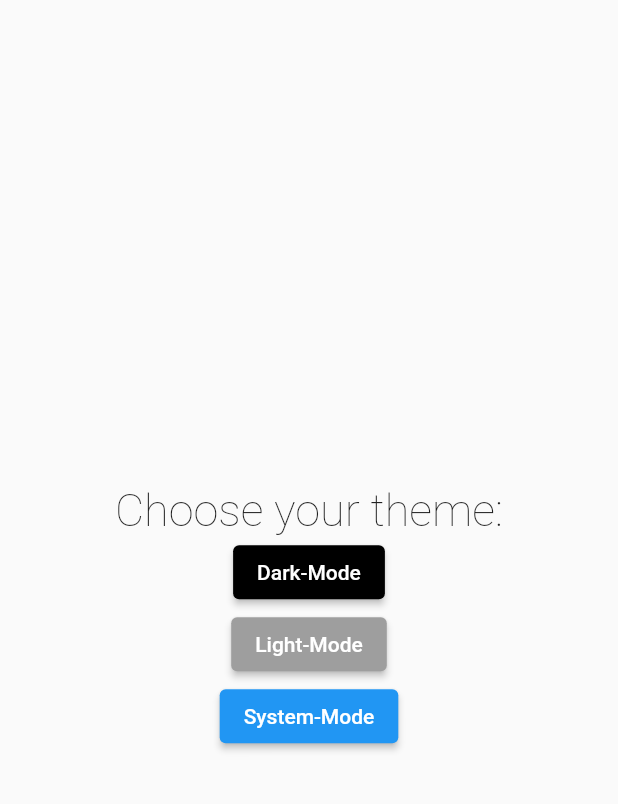
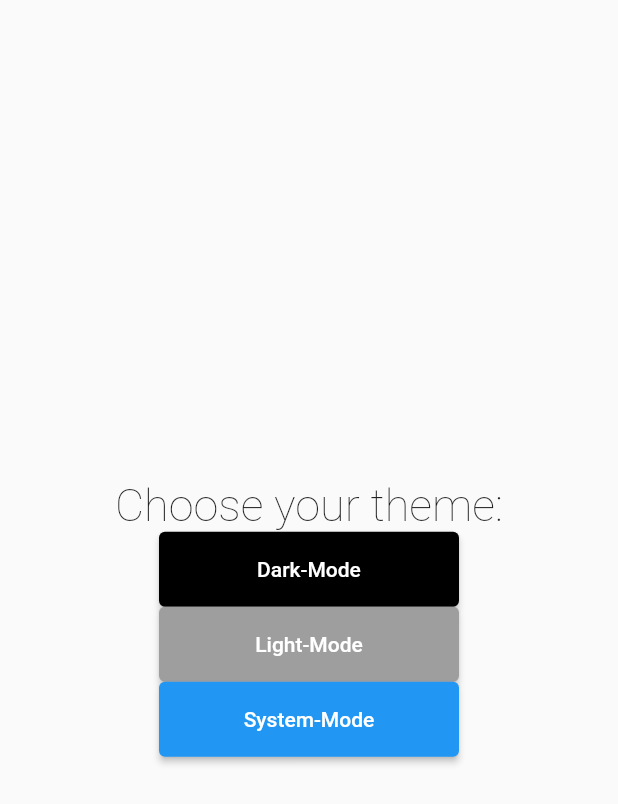
Before and after one commit to BogyMitutoyoCTL/Checklisten-App-2022.1, a Flutter app: the ChooseTheme screen opened directly, on a phone screen of 412 x 824 dp. Shown: the top 804 px of the screen. Run offline on Flutter 3.47's test engine with Material 2 defaults, Android fonts, the phone set to English and light mode, and no system bars.

Commit message:
Größe der Knöpfe verbessert.

```diff
--- a/Source/lib/ChooseTheme.dart
+++ b/Source/lib/ChooseTheme.dart
@@ -15,7 +15,9 @@ class _ChooseThemeState extends State<ChooseTheme> {
         body: Row(
       mainAxisAlignment: MainAxisAlignment.center,
       children: [
-        Column(mainAxisAlignment: MainAxisAlignment.center, children: [
+        Padding(
+          padding: const EdgeInsets.only(left: 50, right: 50),
+          child: Column(mainAxisAlignment: MainAxisAlignment.center, children: [
             Text(
               "Choose your theme:",
               style: TextStyle(
@@ -24,29 +26,48 @@ class _ChooseThemeState extends State<ChooseTheme> {
               ),
             ),
             //////////////////////////////////////////////////////////////////
-          ElevatedButton(
+            Center(
+              child: SizedBox(
+                width: 200,
+                height: 50,
+                child: ElevatedButton(
                     onPressed: onPressed,
                     style: ElevatedButton.styleFrom(
                       primary: Colors.black, // Background color
                     ),
                     child: Text("Dark-Mode")),
+              ),
+            ),
             //////////////////////////////////////////////////////////////////
-          ElevatedButton(
+            Center(
+              child: SizedBox(
+                width: 200,
+                height: 50,
+                child: ElevatedButton(
                     onPressed: onPressed,
                     style: ElevatedButton.styleFrom(
                       primary: Colors.grey, // Background color
                     ),
                     child: Text("Light-Mode")),
+              ),
+            ),
             //////////////////////////////////////////////////////////////////
-          ElevatedButton(
+            Center(
+              child: SizedBox(
+                width: 200,
+                height: 50,
+                child: ElevatedButton(
                     onPressed: onPressed,
                     style: ElevatedButton.styleFrom(
                       primary: Colors.blue, // Background color
                       //Todo: -System-Mode Farbe anpassen ans System Theme
                     ),
                     child: Text("System-Mode")),
+              ),
+            ),
             //////////////////////////////////////////////////////////////////
           ]),
+        ),
       ],
     ));
   }
```
Lines whose indentation alone changed are shown as unchanged.
